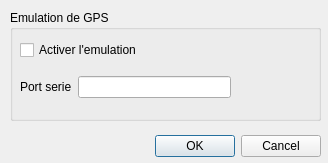
Above: src/paramVLM.ui from nohal/qtVlm before the change. Below: the same form after it.
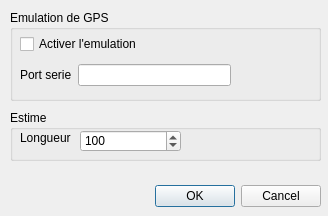
That is the form after the change. Icons and pictures are not drawn.

Commit message: adds drawing of estime and ortho path to current WP bug fix: polar are not re-read at each boat synch

What changed in the file:
```diff
--- a/src/paramVLM.ui
+++ b/src/paramVLM.ui
@@ -7,7 +7,7 @@
     <x>0</x>
     <y>0</y>
     <width>328</width>
-    <height>163</height>
+    <height>216</height>
    </rect>
   </property>
   <property name="windowTitle">
@@ -21,7 +21,7 @@
    <property name="geometry">
     <rect>
      <x>10</x>
-     <y>130</y>
+     <y>180</y>
      <width>311</width>
      <height>32</height>
     </rect>
@@ -39,7 +39,7 @@
      <x>10</x>
      <y>10</y>
      <width>311</width>
-     <height>111</height>
+     <height>91</height>
     </rect>
    </property>
    <property name="title">
@@ -51,7 +51,7 @@
       <x>10</x>
       <y>20</y>
       <width>211</width>
-      <height>79</height>
+      <height>61</height>
      </rect>
     </property>
     <layout class="QVBoxLayout" name="verticalLayout">
@@ -79,6 +79,54 @@
     </layout>
    </widget>
   </widget>
+  <widget class="QGroupBox" name="groupBox_2">
+   <property name="geometry">
+    <rect>
+     <x>10</x>
+     <y>110</y>
+     <width>311</width>
+     <height>51</height>
+    </rect>
+   </property>
+   <property name="title">
+    <string>Estime</string>
+   </property>
+   <widget class="QLabel" name="label_3">
+    <property name="geometry">
+     <rect>
+      <x>10</x>
+      <y>20</y>
+      <width>61</width>
+      <height>16</height>
+     </rect>
+    </property>
+    <property name="text">
+     <string>Longueur</string>
+    </property>
+   </widget>
+   <widget class="QSpinBox" name="estimeLen">
+    <property name="geometry">
+     <rect>
+      <x>70</x>
+      <y>20</y>
+      <width>101</width>
+      <height>22</height>
+     </rect>
+    </property>
+    <property name="minimum">
+     <number>1</number>
+    </property>
+    <property name="maximum">
+     <number>200</number>
+    </property>
+    <property name="singleStep">
+     <number>10</number>
+    </property>
+    <property name="value">
+     <number>100</number>
+    </property>
+   </widget>
+  </widget>
  </widget>
  <resources/>
  <connections>
```
The commit also changes 8 other files.
